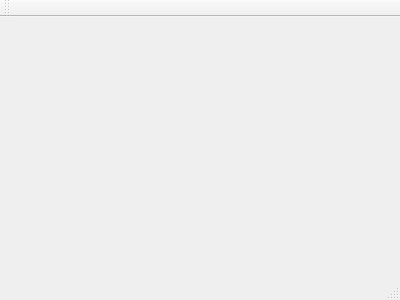
Before: the Qt Designer form mainwindow.ui in lipskydan/OOOP-Exam-2019, drawn with Qt 5.
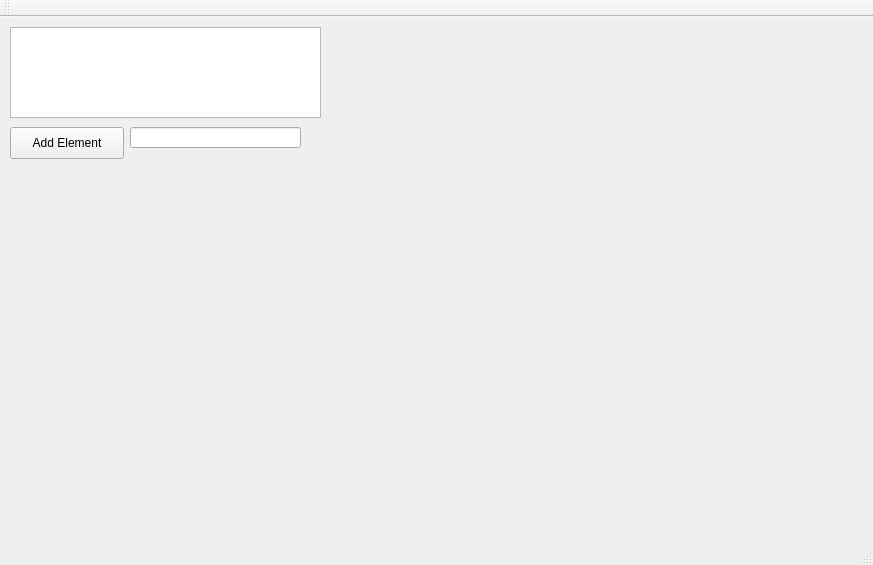
After: the same form once the commit is applied.

Diff of the .ui file:
```diff
--- a/mainwindow.ui
+++ b/mainwindow.ui
@@ -1,24 +1,73 @@
 <ui version="4.0">
  <class>MainWindow</class>
- <widget class="QMainWindow" name="MainWindow" >
-  <property name="geometry" >
+ <widget class="QMainWindow" name="MainWindow">
+  <property name="geometry">
    <rect>
     <x>0</x>
     <y>0</y>
-    <width>400</width>
-    <height>300</height>
+    <width>873</width>
+    <height>565</height>
    </rect>
   </property>
   <property name="windowTitle" >
    <string>MainWindow</string>
   </property>
-  <widget class="QMenuBar" name="menuBar" />
-  <widget class="QToolBar" name="mainToolBar" />
-  <widget class="QWidget" name="centralWidget" />
-  <widget class="QStatusBar" name="statusBar" />
+  <widget class="QWidget" name="centralWidget">
+   <widget class="QPushButton" name="pushButtonAddElement">
+    <property name="geometry">
+     <rect>
+      <x>10</x>
+      <y>110</y>
+      <width>114</width>
+      <height>32</height>
+     </rect>
+    </property>
+    <property name="text">
+     <string>Add Element</string>
+    </property>
+   </widget>
+   <widget class="QTextEdit" name="textEditShowList">
+    <property name="geometry">
+     <rect>
+      <x>10</x>
+      <y>10</y>
+      <width>311</width>
+      <height>91</height>
+     </rect>
+    </property>
+   </widget>
+   <widget class="QLineEdit" name="lineEditAdded">
+    <property name="geometry">
+     <rect>
+      <x>130</x>
+      <y>110</y>
+      <width>171</width>
+      <height>21</height>
+     </rect>
+    </property>
+   </widget>
+  </widget>
+  <widget class="QMenuBar" name="menuBar">
+   <property name="geometry">
+    <rect>
+     <x>0</x>
+     <y>0</y>
+     <width>873</width>
+     <height>22</height>
+    </rect>
+   </property>
+  </widget>
+  <widget class="QToolBar" name="mainToolBar">
+   <attribute name="toolBarArea">
+    <enum>TopToolBarArea</enum>
+   </attribute>
+   <attribute name="toolBarBreak">
+    <bool>false</bool>
+   </attribute>
+  </widget>
+  <widget class="QStatusBar" name="statusBar"/>
  </widget>
- <layoutDefault spacing="6" margin="11" />
- <pixmapfunction></pixmapfunction>
+ <layoutdefault spacing="6" margin="11"/>
  <resources/>
  <connections/>
 </ui>
```
Left out of the diff: 3 changed lines with no effect on the pictures.
